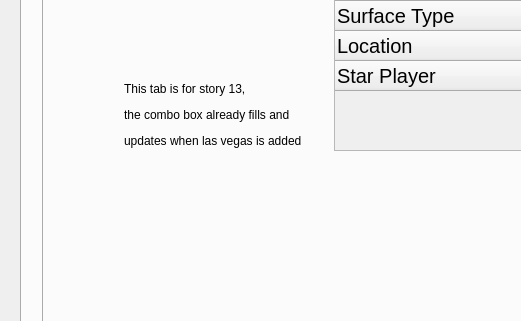
Qt form QT/mainwindow.ui (nsidaris/GitGood) before a commit; both pictures show x 0 to 521 and y 259 to 580 of the 1152 by 740 pixel window.
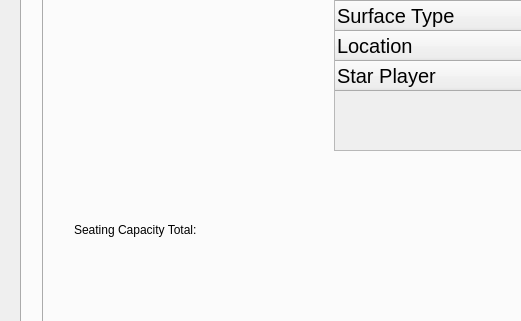
The same form after that commit. Icons and pictures are not drawn.

Commit message:
Total seating capacity
displays total seating cap in detail info tab, refreshes when las vegas
is added.

The edit to the form file:
```diff
--- a/QT/mainwindow.ui
+++ b/QT/mainwindow.ui
@@ -166,14 +166,17 @@
        <widget class="QLabel" name="label_11">
         <property name="geometry">
          <rect>
-          <x>80</x>
-          <y>170</y>
-          <width>191</width>
-          <height>111</height>
+          <x>30</x>
+          <y>310</y>
+          <width>361</width>
+          <height>61</height>
          </rect>
         </property>
+        <property name="styleSheet">
+         <string notr="true">font: 16pt &quot;MS Shell Dlg 2&quot;;</string>
+        </property>
         <property name="text">
-         <string>&lt;html&gt;&lt;head/&gt;&lt;body&gt;&lt;p&gt;This tab is for story 13,&lt;/p&gt;&lt;p&gt;the combo box already fills and &lt;/p&gt;&lt;p&gt;updates when las vegas is added&lt;/p&gt;&lt;/body&gt;&lt;/html&gt;</string>
+         <string>&lt;html&gt;&lt;head/&gt;&lt;body&gt;&lt;p&gt;Seating Capacity Total:&lt;/p&gt;&lt;/body&gt;&lt;/html&gt;</string>
         </property>
        </widget>
        <widget class="QTableWidget" name="TeamInfo">
```
Left out of the diff: 17 changed lines with no effect on the pictures. The commit also changes 4 other files.
